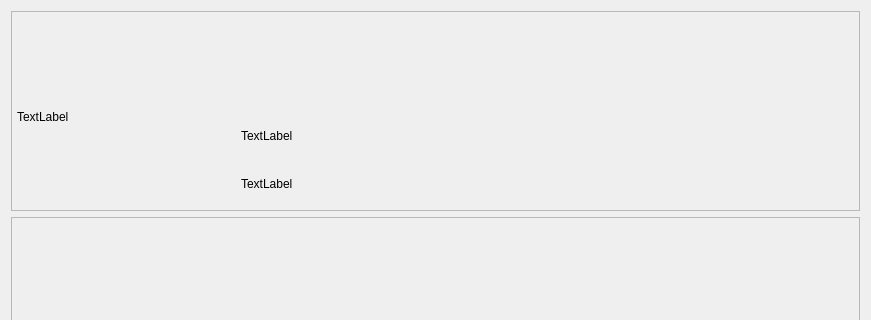
The window that albumlist.ui (ShiralynDev/MusicMaster) describes before a commit, drawn with Qt 5; both pictures show x 0 to 871 and y 0 to 320 of the 871 by 576 pixel window.
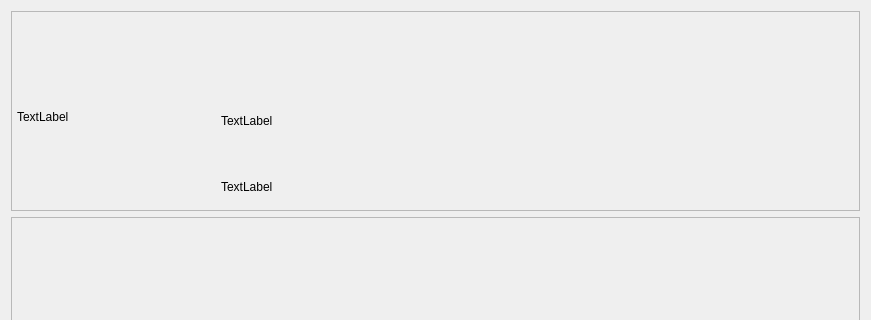
The same window after the commit.

Commit message: Album info

```diff
--- a/albumlist.ui
+++ b/albumlist.ui
@@ -62,22 +62,28 @@
      <widget class="QWidget" name="verticalLayoutWidget">
       <property name="geometry">
        <rect>
-        <x>230</x>
-        <y>103</y>
+        <x>210</x>
+        <y>60</y>
         <width>631</width>
-        <height>91</height>
+        <height>126</height>
        </rect>
       </property>
       <layout class="QVBoxLayout" name="text">
        <item>
-        <widget class="QLabel" name="SmallDetails">
+        <widget class="QLabel" name="AlbumName">
+         <property name="minimumSize">
+          <size>
+           <width>0</width>
+           <height>100</height>
+          </size>
+         </property>
          <property name="text">
           <string>TextLabel</string>
          </property>
         </widget>
        </item>
        <item>
-        <widget class="QLabel" name="AlbumName">
+        <widget class="QLabel" name="SmallDetails">
          <property name="text">
           <string>TextLabel</string>
          </property>
```
The commit also changes 4 other files.
